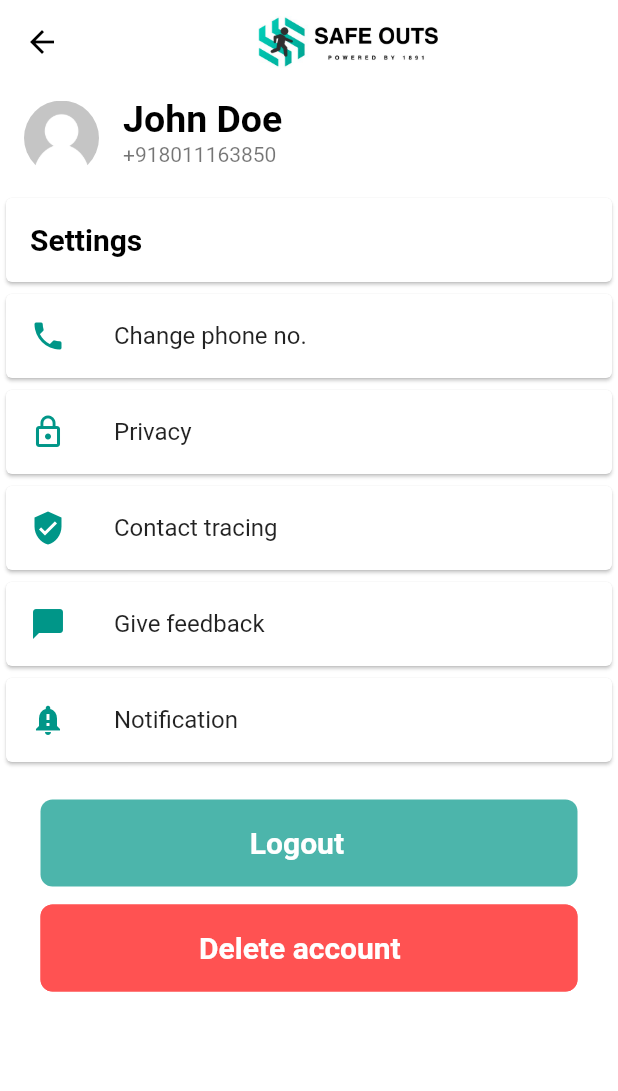
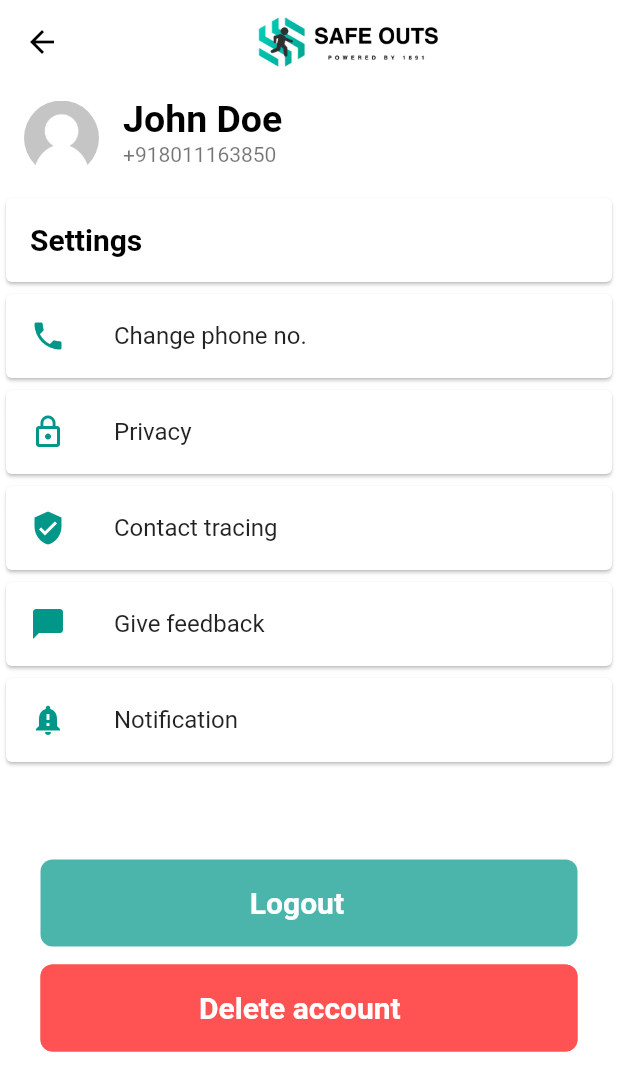
Before and after one commit to Anuragsingh691/SafeOutsBussinessFlutter, a Flutter app: the SettingsPage screen opened directly, on a phone screen of 412 x 824 dp. Shown: the top 1091 px of the screen. Run offline on Flutter 3.47's test engine with Material 2 defaults, Android fonts, the phone set to English and light mode, and no system bars; our stand-ins replace flutter_icons, flutter_mobx, image_picker, pinput; missing offline and left inert: launch_review, pin_entry_text_field.

Commit message:
padding added

```diff
--- a/lib/screens/SettingsPage.dart
+++ b/lib/screens/SettingsPage.dart
@@ -134,7 +134,7 @@ class _SettingsPageState extends State<SettingsPage> {
               ),
 
               SizedBox(
-                height: 20,
+                height: 60,
               ),
               Container(
                 width: 390.0,
```
Also changed, not shown: lib/screens/ProfileScreen.dart (+10 -5 lines).
